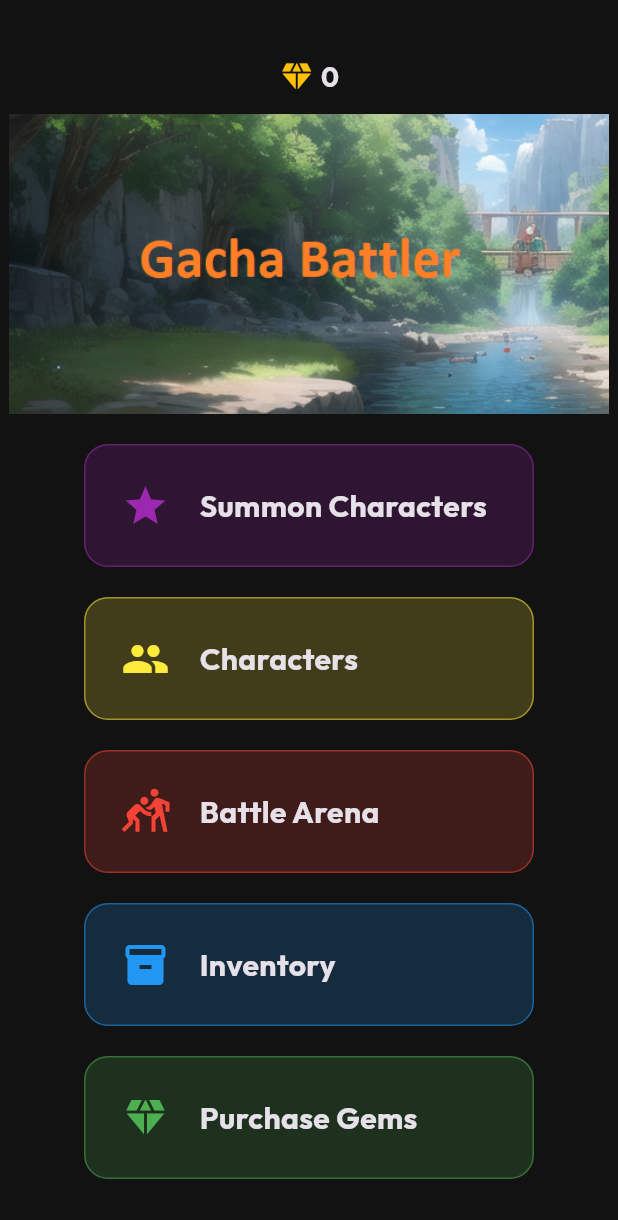
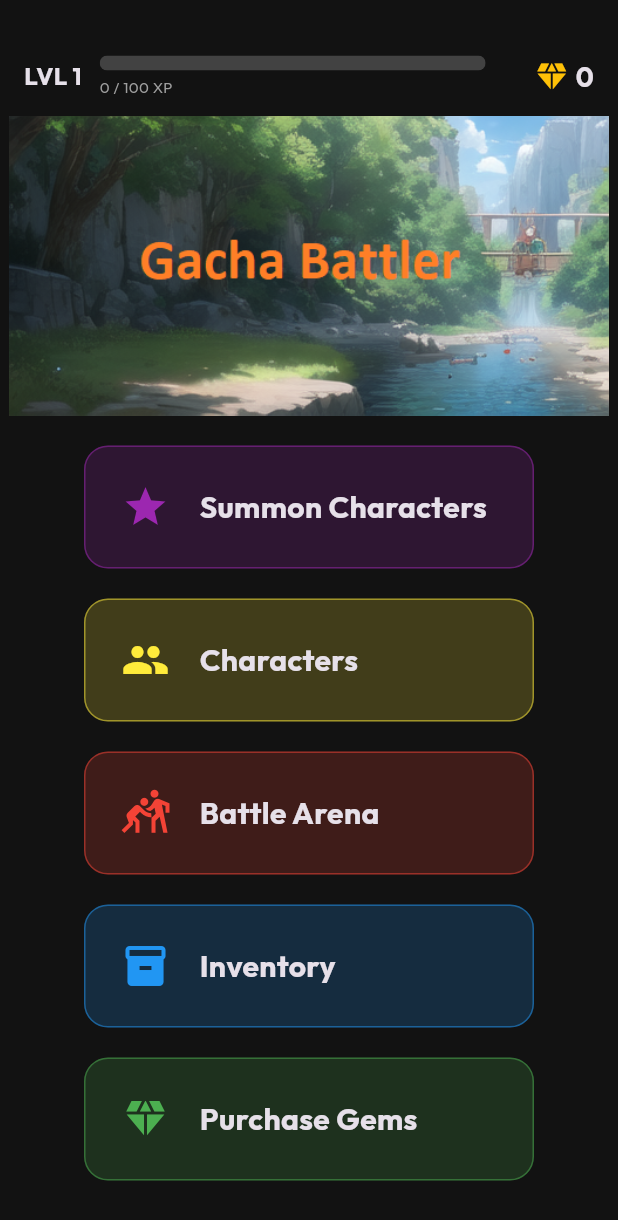
Before and after one commit to Jordan711/gacha-game-test, a Flutter app: the screen it shows after launch, on a phone screen of 412 x 824 dp. Shown: the top 1220 px of the screen. Run offline on Flutter 3.47's test engine with Material 3 defaults, Android fonts, the phone set to English and light mode, and no system bars; our stand-ins replace audioplayers, flutter_riverpod, go_router, google_fonts.

Commit message:
Implement user level display widget

```diff
--- /dev/null
+++ b/lib/src/features/economy/widgets/user_level_widget.dart
@@ -0,0 +1,49 @@
+import 'package:flutter/material.dart';
+import 'package:flutter_riverpod/flutter_riverpod.dart';
+import 'package:game/src/features/economy/data/user_level_provider.dart';
+
+class UserLevelWidget extends ConsumerWidget {
+  const UserLevelWidget({super.key});
+
+  @override
+  Widget build(BuildContext context, WidgetRef ref) {
+    final userLevelState = ref.watch(userLevelProvider);
+
+    return Padding(
+      padding: const EdgeInsets.symmetric(horizontal: 16.0),
+      child: Row(
+        children: [
+          Text(
+            "LVL ${userLevelState.level}",
+            style: const TextStyle(fontWeight: FontWeight.bold, fontSize: 16),
+          ),
+          const SizedBox(width: 12),
+          Expanded(
+            child: Column(
+              crossAxisAlignment: CrossAxisAlignment.start,
+              mainAxisSize: MainAxisSize.min,
+              children: [
+                ClipRRect(
+                  borderRadius: BorderRadius.circular(8),
+                  child: LinearProgressIndicator(
+                    value: userLevelState.requiredXp > 0
+                        ? userLevelState.currentXp / userLevelState.requiredXp
+                        : 0,
+                    backgroundColor: Colors.grey[800],
+                    color: Colors.amber,
+                    minHeight: 10,
+                  ),
+                ),
+                const SizedBox(height: 4),
+                Text(
+                  "${userLevelState.currentXp} / ${userLevelState.requiredXp} XP",
+                  style: const TextStyle(fontSize: 10, color: Colors.grey),
+                ),
+              ],
+            ),
+          ),
+        ],
+      ),
+    );
+  }
+}
--- a/lib/src/features/home/presentation/home_screen.dart
+++ b/lib/src/features/home/presentation/home_screen.dart
@@ -1,5 +1,6 @@
 import 'package:flutter/material.dart';
 import 'package:game/src/features/economy/widgets/gem_balance_widget.dart';
+import 'package:game/src/features/economy/widgets/user_level_widget.dart';
 import 'package:go_router/go_router.dart';
 import 'package:flutter_riverpod/flutter_riverpod.dart';
 
@@ -13,7 +14,12 @@ class HomeScreen extends ConsumerWidget {
         child: Column(
           mainAxisAlignment: MainAxisAlignment.center,
           children: [
-            GemBalanceWidget(),
+            Row(
+              children: [
+                Expanded(child: UserLevelWidget()),
+                GemBalanceWidget(),
+              ],
+            ),
             const SizedBox(height: 12),
             Image.asset('assets/images/game_banner.png', height: 200),
             const SizedBox(height: 20),
```
Also changed, not shown: lib/src/features/economy/data/user_level_provider.dart (added, +57 -0 lines).
